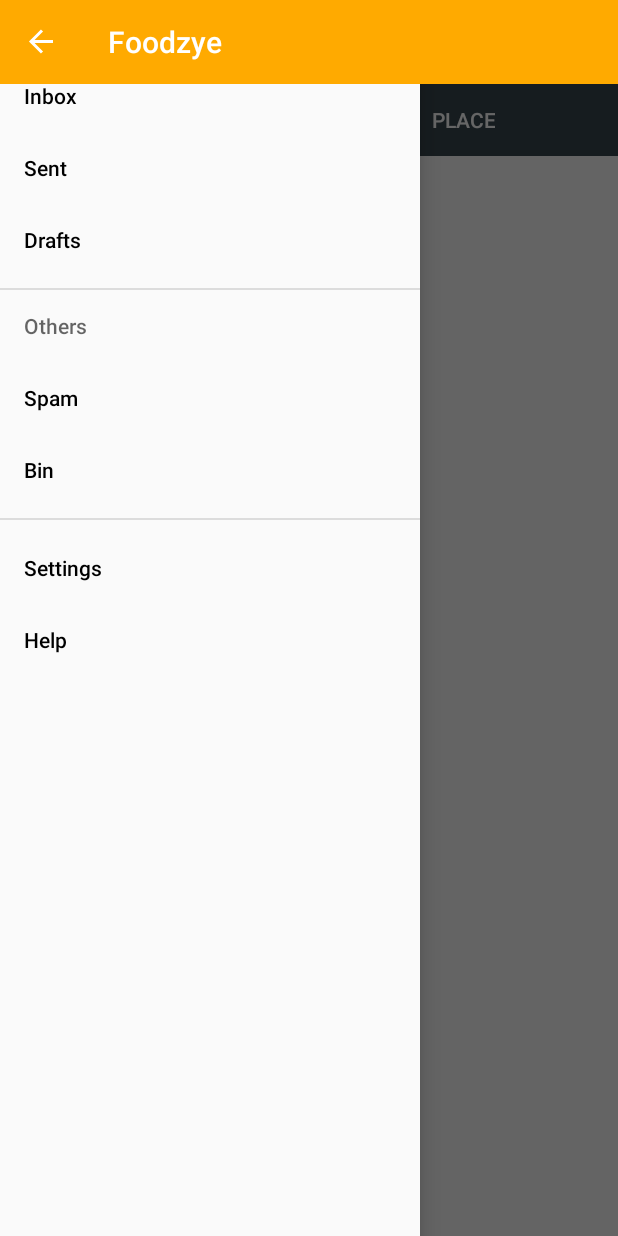
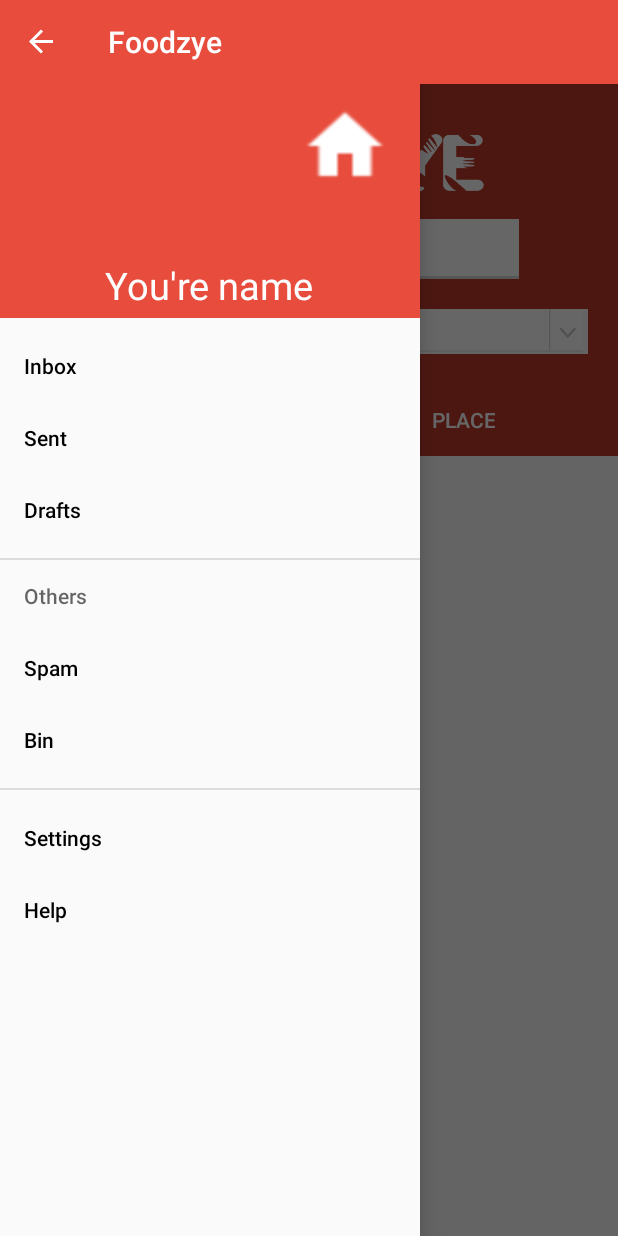
Before and after one commit to Tomislav776/Foodzye, an Android app: the screen it shows after launch (MainActivity), with the side drawer open, on a phone screen of 412 x 824 dp. Run offline under Robolectric (Android 15) with nearby library versions, the phone set to English and light mode, and no system bars.

Commit message:
header nav

```diff
--- a/app/src/main/res/layout/activity_main.xml
+++ b/app/src/main/res/layout/activity_main.xml
@@ -53,10 +53,11 @@ android:orientation="vertical">
         xmlns:app="http://schemas.android.com/apk/res-auto"
         android:layout_width="wrap_content"
         android:layout_height="match_parent"
-        android:layout_gravity="start"
         android:id="@+id/shitstuff"
         app:itemTextColor="@color/black"
         app:menu="@menu/drawermenu"
+        app:headerLayout="@layout/nav_header"
+        android:layout_gravity="start"
         android:layout_marginTop="-24dp"
         />
 
--- /dev/null
+++ b/app/src/main/res/layout/nav_header.xml
@@ -0,0 +1,26 @@
+<?xml version="1.0" encoding="utf-8"?>
+<LinearLayout xmlns:android="http://schemas.android.com/apk/res/android"
+    android:orientation="vertical" android:layout_width="match_parent"
+    android:layout_height="180dp"
+    android:background="#e74c3c">
+
+    <ImageView
+        android:layout_width="60dp"
+        android:layout_height="60dp"
+        android:id="@+id/imageView3"
+        android:layout_gravity="center_horizontal"
+        android:background="@drawable/ic_home"
+        android:layout_marginLeft="90dp"
+        android:layout_marginTop="35dp" />
+
+    <TextView
+        android:layout_width="wrap_content"
+        android:layout_height="wrap_content"
+        android:text="You're name"
+        android:textSize="25dp"
+        android:id="@+id/textView2"
+        android:textColor="#ffffff"
+        android:layout_gravity="center_horizontal"
+        android:layout_marginTop="45dp" />
+
+</LinearLayout>
--- a/app/src/main/res/layout/tab_layout.xml
+++ b/app/src/main/res/layout/tab_layout.xml
@@ -7,11 +7,59 @@
     android:layout_height="wrap_content">
 
 
+    <LinearLayout
+        android:orientation="vertical"
+        android:layout_width="match_parent"
+        android:layout_height="wrap_content"
+        android:layout_alignParentTop="true"
+        android:layout_alignParentLeft="true"
+        android:layout_alignParentStart="true"
+        android:background="#c0392b"
+        android:paddingBottom="20dp">
+
+        <ImageView
+            android:layout_width="250dp"
+            android:layout_height="80dp"
+            android:id="@+id/imageView"
+            android:layout_gravity="center_horizontal"
+            android:background="@drawable/logo_mini"
+            android:layout_marginTop="10dp" />
+
+        <EditText
+            android:layout_width="280dp"
+            android:layout_height="40dp"
+            android:id="@+id/editText"
+            android:layout_gravity="center_horizontal"
+            android:background="@drawable/input"
+            android:hint="Search..."
+            android:textColor="#c0392b"
+            android:paddingLeft="10dp" />
+
+        <Spinner
+            android:layout_width="150dp"
+            android:layout_height="30dp"
+            android:id="@+id/spinner2"
+            android:layout_gravity="right"
+            android:background="@drawable/kat"
+            android:layout_marginRight="20dp"
+            android:textColor="#c0392b"
+            android:layout_marginTop="20dp" />
+
+        <Spinner
+            android:layout_width="150dp"
+            android:layout_height="30dp"
+            android:id="@+id/spinner"
+            android:background="@drawable/kat"
+            android:layout_marginLeft="20dp"
+            android:textColor="#c0392b"
+            android:layout_marginTop="-30dp" />
+    </LinearLayout>
+
     <android.support.design.widget.TabLayout
         android:id="@+id/tabs"
         app:tabGravity="fill"
         app:tabMode="fixed"
-        android:background="@color/material_blue_grey_800"
+        android:background="#c0392b"
         app:tabIndicatorColor="@color/orange"
         app:tabSelectedTextColor="@color/orange"
         app:tabTextColor="@color/white"
--- a/app/src/main/res/menu/drawermenu.xml
+++ b/app/src/main/res/menu/drawermenu.xml
@@ -1,6 +1,5 @@
 <?xml version="1.0" encoding="utf-8"?>
 <menu xmlns:android="http://schemas.android.com/apk/res/android">
-
 
 
     <item android:title="Inbox"
--- a/app/src/main/res/values/colors.xml
+++ b/app/src/main/res/values/colors.xml
@@ -25,7 +25,7 @@
         <color name="counter_text_color">#34495e</color>
 
     <!-- Navigacija v2-->
-    <color name="orange">#FA0</color>
+    <color name="orange">#e74c3c</color>
 
 
 </resources>
```
Also changed, not shown: 1 other file.
